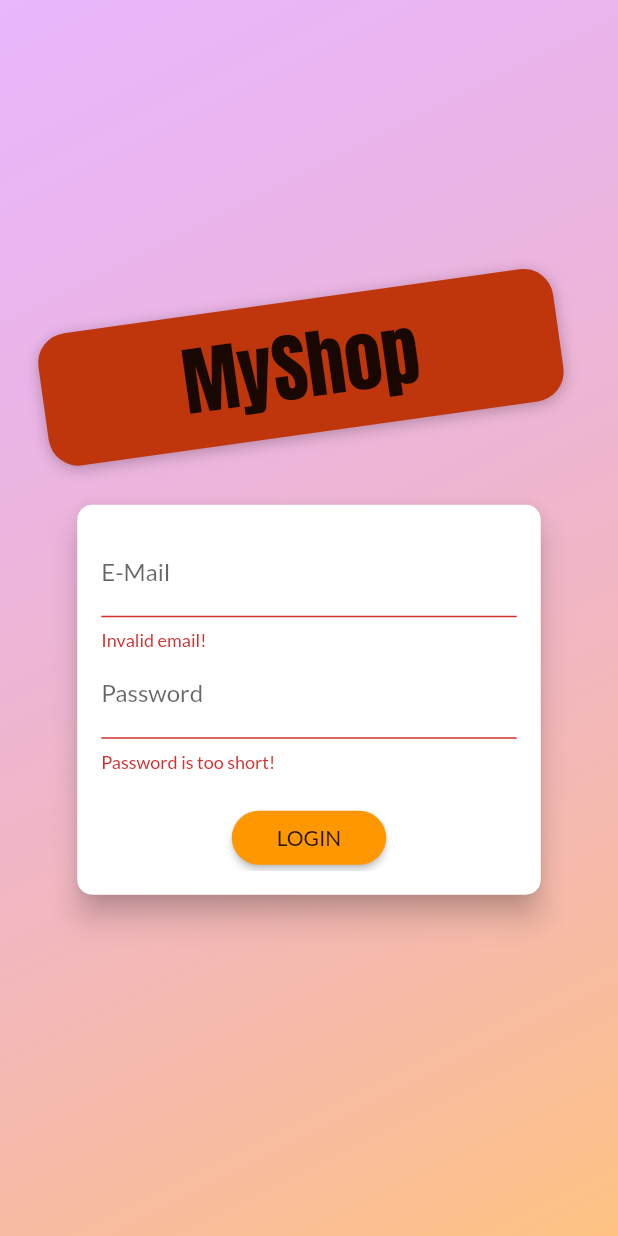
After one commit to Eaglex80/IMJ-Shop, a Flutter app: the screen it shows after launch, after a tap on "LOGIN", on a phone screen of 412 x 824 dp. The commit adds this screen. Run offline on Flutter 3.47's test engine with Material 2 defaults, Android fonts, the phone set to English and light mode, and no system bars; network calls fail.

Commit message:
Online All

```diff
--- a/lib/main.dart
+++ b/lib/main.dart
@@ -1,14 +1,16 @@
 import 'package:flutter/material.dart';
-import 'package:imj_shop/providers/cart.dart';
-import 'package:imj_shop/providers/orders.dart';
-import 'package:imj_shop/screens/cart_screen.dart';
 import 'package:provider/provider.dart';
 
+import './providers/auth.dart';
+import './providers/cart.dart';
+import './providers/orders.dart';
 import './providers/products.dart';
-import 'screens/edit_product_screen.dart';
-import 'screens/orders_screen.dart';
-import 'screens/product_detail_screen.dart';
-import 'screens/products_overview_screen.dart';
+import './screens/auth_screen.dart';
+import './screens/cart_screen.dart';
+import './screens/edit_product_screen.dart';
+import './screens/orders_screen.dart';
+import './screens/product_detail_screen.dart';
+import './screens/products_overview_screen.dart';
 import 'screens/user_product_screen.dart';
 
 void main() => runApp(MyApp());
@@ -17,33 +19,46 @@ class MyApp extends StatelessWidget {
   @override
   Widget build(BuildContext context) {
     return MultiProvider(
-        providers: [
-          ChangeNotifierProvider(
-            create: (context) => Products(),
+      providers: [
+        ChangeNotifierProvider.value(
+          value: Auth(),
+        ),
+        ChangeNotifierProxyProvider<Auth, Products>(
+          update: (context, auth, previousProducts) => Products(
+            auth.token,
+            auth.userId,
+            previousProducts == null ? [] : previousProducts.items,
           ),
-          ChangeNotifierProvider(
-            create: (context) => Cart(),
+        ),
+        ChangeNotifierProvider.value(
+          value: Cart(),
+        ),
+        ChangeNotifierProxyProvider<Auth, Orders>(
+          update: (context, auth, previousOrders) => Orders(
+            auth.token,
+            auth.userId,
+            previousOrders == null ? [] : previousOrders.orders,
           ),
-          ChangeNotifierProvider(
-            create: (context) => Orders(),
-          ),
-        ],
-        child: MaterialApp(
-          title: 'IMJ Shop',
+        ),
+      ],
+      child: Consumer<Auth>(
+        builder: (context, auth, _) => MaterialApp(
+          title: 'MyShop',
           theme: ThemeData(
             primarySwatch: Colors.orange,
             accentColor: Colors.blueAccent,
             fontFamily: 'Lato',
-            visualDensity: VisualDensity.adaptivePlatformDensity,
           ),
           routes: {
-            ProductDetailScreen.routeName: (_) => ProductDetailScreen(),
-            CartScreen.routeName: (_) => CartScreen(),
-            OrdersScreen.routeName: (_) => OrdersScreen(),
-            UserProductScreen.routeName: (_) => UserProductScreen(),
-            EditProductScreen.routeName: (_) => EditProductScreen(),
+            ProductDetailScreen.routeName: (context) => ProductDetailScreen(),
+            CartScreen.routeName: (context) => CartScreen(),
+            OrdersScreen.routeName: (context) => OrdersScreen(),
+            UserProductScreen.routeName: (context) => UserProductScreen(),
+            EditProductScreen.routeName: (context) => EditProductScreen(),
           },
-          home: ProductsOverviewScreen(),
-        ));
+          home: auth.isAuth ? ProductsOverviewScreen() : AuthScreen(),
+        ),
+      ),
+    );
   }
 }
--- /dev/null
+++ b/lib/providers/auth.dart
@@ -0,0 +1,69 @@
+import 'dart:convert';
+import 'dart:io';
+
+import 'package:flutter/material.dart';
+import 'package:http/http.dart' as http;
+
+class Auth with ChangeNotifier {
+  String _token;
+  DateTime _expiryDate;
+  String _userId;
+
+  bool get isAuth {
+    return token != null;
+  }
+
+  String get token {
+    if (_expiryDate != null &&
+        _expiryDate.isAfter(DateTime.now()) &&
+        _token != null) {
+      return _token;
+    }
+    return null;
+  }
+
+  String get userId {
+    return _userId;
+  }
+
+  Future<void> _authenticate(
+      String email, String password, String urlSegment) async {
+    final url =
+        'https://identitytoolkit.googleapis.com/v1/accounts:$urlSegment?key=AIzaSyB_5l57fq3nss7yETjup1sFf9WPUHq5cEQ';
+    try {
+      final response = await http.post(url,
+          body: json.encode({
+            'email': email,
+            'password': password,
+            'returnSecureToken': true,
+          }));
+      final responseData = json.decode(response.body);
+      if (responseData['error'] != null) {
+        throw HttpException(responseData['error']['message']);
+      }
+      _token = responseData['idToken'];
+      _userId = responseData['localId'];
+      _expiryDate = DateTime.now()
+          .add(Duration(seconds: int.parse(responseData['expiresIn'])));
+
+      notifyListeners();
+    } catch (error) {
+      throw error;
+    }
+  }
+
+  Future<void> signup(String email, String password) async {
+    return _authenticate(email, password, 'signUp');
+  }
+
+  Future<void> login(String email, String password) async {
+    return _authenticate(email, password, 'signInWithPassword');
+  }
+
+  void logot() {
+    _token = null;
+    _userId = null;
+    _expiryDate = null;
+    notifyListeners();
+  }
+}
--- /dev/null
+++ b/lib/screens/auth_screen.dart
@@ -0,0 +1,272 @@
+import 'dart:math';
+
+import 'package:flutter/material.dart';
+import 'package:imj_shop/providers/auth.dart';
+import 'package:provider/provider.dart';
+
+import '../models/http_exception.dart';
+
+enum AuthMode { Signup, Login }
+
+class AuthScreen extends StatelessWidget {
+  static const routeName = '/auth';
+
+  @override
+  Widget build(BuildContext context) {
+    final deviceSize = MediaQuery.of(context).size;
+    // final transformConfig = Matrix4.rotationZ(-8 * pi / 180);
+    // transformConfig.translate(-10.0);
+    return Scaffold(
+      // resizeToAvoidBottomInset: false,
+      body: Stack(
+        children: <Widget>[
+          Container(
+            decoration: BoxDecoration(
+              gradient: LinearGradient(
+                colors: [
+                  Color.fromRGBO(215, 117, 255, 1).withOpacity(0.5),
+                  Color.fromRGBO(255, 188, 117, 1).withOpacity(0.9),
+                ],
+                begin: Alignment.topLeft,
+                end: Alignment.bottomRight,
+                stops: [0, 1],
+              ),
+            ),
+          ),
+          SingleChildScrollView(
+            child: Container(
+              height: deviceSize.height,
+              width: deviceSize.width,
+              child: Column(
+                mainAxisAlignment: MainAxisAlignment.center,
+                crossAxisAlignment: CrossAxisAlignment.center,
+                children: <Widget>[
+                  Flexible(
+                    child: Container(
+                      margin: EdgeInsets.only(bottom: 20.0),
+                      padding:
+                          EdgeInsets.symmetric(vertical: 8.0, horizontal: 94.0),
+                      transform: Matrix4.rotationZ(-8 * pi / 180)
+                        ..translate(-10.0),
+                      // ..translate(-10.0),
+                      decoration: BoxDecoration(
+                        borderRadius: BorderRadius.circular(20),
+                        color: Colors.deepOrange.shade900,
+                        boxShadow: [
+                          BoxShadow(
+                            blurRadius: 8,
+                            color: Colors.black26,
+                            offset: Offset(0, 2),
+                          )
+                        ],
+                      ),
+                      child: Text(
+                        'MyShop',
+                        style: TextStyle(
+                          // color: Theme.of(context).accentTextTheme.title.color,
+                          fontSize: 50,
+                          fontFamily: 'Anton',
+                          fontWeight: FontWeight.normal,
+                        ),
+                      ),
+                    ),
+                  ),
+                  Flexible(
+                    flex: deviceSize.width > 600 ? 2 : 1,
+                    child: AuthCard(),
+                  ),
+                ],
+              ),
+            ),
+          ),
+        ],
+      ),
+    );
+  }
+}
+
+class AuthCard extends StatefulWidget {
+  const AuthCard({
+    Key key,
+  }) : super(key: key);
+
+  @override
+  _AuthCardState createState() => _AuthCardState();
+}
+
+class _AuthCardState extends State<AuthCard> {
+  final GlobalKey<FormState> _formKey = GlobalKey();
+  AuthMode _authMode = AuthMode.Login;
+  Map<String, String> _authData = {
+    'email': '',
+    'password': '',
+  };
+  var _isLoading = false;
+  final _passwordController = TextEditingController();
+
+  void _showErrorDialog(String message) {
+    showDialog(
+        context: context,
+        builder: (context) => AlertDialog(
+              title: Text('Error Occurred!'),
+              content: Text(message),
+              actions: [
+                FlatButton(
+                    child: Text('Okay'),
+                    onPressed: () {
+                      Navigator.of(context).pop();
+                    })
+              ],
+            ));
+  }
+
+  Future<void> _submit() async {
+    if (!_formKey.currentState.validate()) {
+      // Invalid!
+      return;
+    }
+    _formKey.currentState.save();
+    setState(() {
+      _isLoading = true;
+    });
+    try {
+      if (_authMode == AuthMode.Login) {
+        // Log user in
+        await Provider.of<Auth>(context, listen: false)
+            .login(_authData['email'], _authData['password']);
+      } else {
+        // Sign user up
+        await Provider.of<Auth>(context, listen: false)
+            .signup(_authData['email'], _authData['password']);
+      }
+
+    } on HttpException catch (error) {
+      var errorMessage = 'Authenticate failed';
+      if (error.toString().contains('EMAIL_EXISTS')) {
+        errorMessage = 'This email address is already in use.';
+      } else if (error.toString().contains('INVALID_EMAIL')) {
+        errorMessage = 'This email address is NOT VALID';
+      } else if (error.toString().contains('WEAK_PASSWORD')) {
+        errorMessage = 'password is weak';
+      } else if (error.toString().contains('EMAIL_NOT_FOUND')) {
+        errorMessage = 'email not found';
+      } else if (error.toString().contains('INVALID_PASSWORD')) {
+        errorMessage = 'INVALID_PASSWORD';
+      }
+      _showErrorDialog(errorMessage);
+    } catch (error) {
+      const errorMessage = 'Could Not Authenticate plz try again';
+      _showErrorDialog(errorMessage);
+    }
+    setState(() {
+      _isLoading = false;
+    });
+  }
+
+  void _switchAuthMode() {
+    if (_authMode == AuthMode.Login) {
+      setState(() {
+        _authMode = AuthMode.Signup;
+      });
+    } else {
+      setState(() {
+        _authMode = AuthMode.Login;
+      });
+    }
+  }
+
+  @override
+  Widget build(BuildContext context) {
+    final deviceSize = MediaQuery.of(context).size;
+    return Card(
+      shape: RoundedRectangleBorder(
+        borderRadius: BorderRadius.circular(10.0),
+      ),
+      elevation: 8.0,
+      child: Container(
+        height: _authMode == AuthMode.Signup ? 320 : 260,
+        constraints:
+            BoxConstraints(minHeight: _authMode == AuthMode.Signup ? 320 : 260),
+        width: deviceSize.width * 0.75,
+        padding: EdgeInsets.all(16.0),
+        child: Form(
+          key: _formKey,
+          child: SingleChildScrollView(
+            child: Column(
+              children: <Widget>[
+                TextFormField(
+                  decoration: InputDecoration(labelText: 'E-Mail'),
+                  keyboardType: TextInputType.emailAddress,
+                  validator: (value) {
+                    if (value.isEmpty || !value.contains('@')) {
+                      return 'Invalid email!';
+                    }
+                    return null;
+                    // return null;
+                  },
+                  onSaved: (value) {
+                    _authData['email'] = value;
+                  },
+                ),
+                TextFormField(
+                  decoration: InputDecoration(labelText: 'Password'),
+                  obscureText: true,
+                  controller: _passwordController,
+                  validator: (value) {
+                    if (value.isEmpty || value.length < 5) {
+                      return 'Password is too short!';
+                    }
+                    return null;
+                  },
+                  onSaved: (value) {
+                    _authData['password'] = value;
+                  },
+                ),
+                if (_authMode == AuthMode.Signup)
+                  TextFormField(
+                    enabled: _authMode == AuthMode.Signup,
+                    decoration: InputDecoration(labelText: 'Confirm Password'),
+                    obscureText: true,
+                    validator: _authMode == AuthMode.Signup
+                        ? (value) {
+                            if (value != _passwordController.text) {
+                              return 'Passwords do not match!';
+                            }
+                            return null;
+                          }
+                        : null,
+                  ),
+                SizedBox(
+                  height: 20,
+                ),
+                if (_isLoading)
+                  CircularProgressIndicator()
+                else
+                  RaisedButton(
+                    child:
+                        Text(_authMode == AuthMode.Login ? 'LOGIN' : 'SIGN UP'),
+                    onPressed: _submit,
+                    shape: RoundedRectangleBorder(
+                      borderRadius: BorderRadius.circular(30),
+                    ),
+                    padding:
+                        EdgeInsets.symmetric(horizontal: 30.0, vertical: 8.0),
+                    color: Theme.of(context).primaryColor,
+                    textColor: Theme.of(context).primaryTextTheme.button.color,
+                  ),
+                FlatButton(
+                  child: Text(
+                      '${_authMode == AuthMode.Login ? 'SIGNUP' : 'LOGIN'} INSTEAD'),
+                  onPressed: _switchAuthMode,
+                  padding: EdgeInsets.symmetric(horizontal: 30.0, vertical: 4),
+                  materialTapTargetSize: MaterialTapTargetSize.shrinkWrap,
+                  textColor: Theme.of(context).primaryColor,
+                ),
+              ],
+            ),
+          ),
+        ),
+      ),
+    );
+  }
+}
--- a/lib/widgets/product_item.dart
+++ b/lib/widgets/product_item.dart
@@ -1,4 +1,5 @@
 import 'package:flutter/material.dart';
+import 'package:imj_shop/providers/auth.dart';
 import 'package:imj_shop/providers/cart.dart';
 import 'package:imj_shop/providers/product.dart';
 import 'package:imj_shop/screens/product_detail_screen.dart';
@@ -15,6 +16,7 @@ class ProductItem extends StatelessWidget {
   Widget build(BuildContext context) {
     final product = Provider.of<Product>(context);
     final cart = Provider.of<Cart>(context, listen: false);
+    final authData = Provider.of<Auth>(context, listen: false);
     return ClipRRect(
       borderRadius: BorderRadius.circular(10),
       child: GridTile(
@@ -34,7 +36,7 @@ class ProductItem extends StatelessWidget {
                     : Icons.favorite_border),
                 color: Theme.of(context).accentColor,
                 onPressed: () {
-                  product.toggleFavoriteStatus();
+                  product.toggleFavoriteStatus(authData.token,authData.userId);
                 }),
             title: Text(
               product.title,
```
Also changed, not shown: lib/providers/cart.dart (+14 -5 lines), lib/providers/orders.dart (+31 -18 lines), lib/providers/product.dart (+6 -6 lines), lib/providers/products.dart (+23 -8 lines), lib/screens/cart_screen.dart (+62 -36 lines), lib/screens/orders_screen.dart (+33 -34 lines), lib/screens/user_product_screen.dart (+13 -4 lines), lib/widgets/app_drawer.dart (+10 -0 lines).
